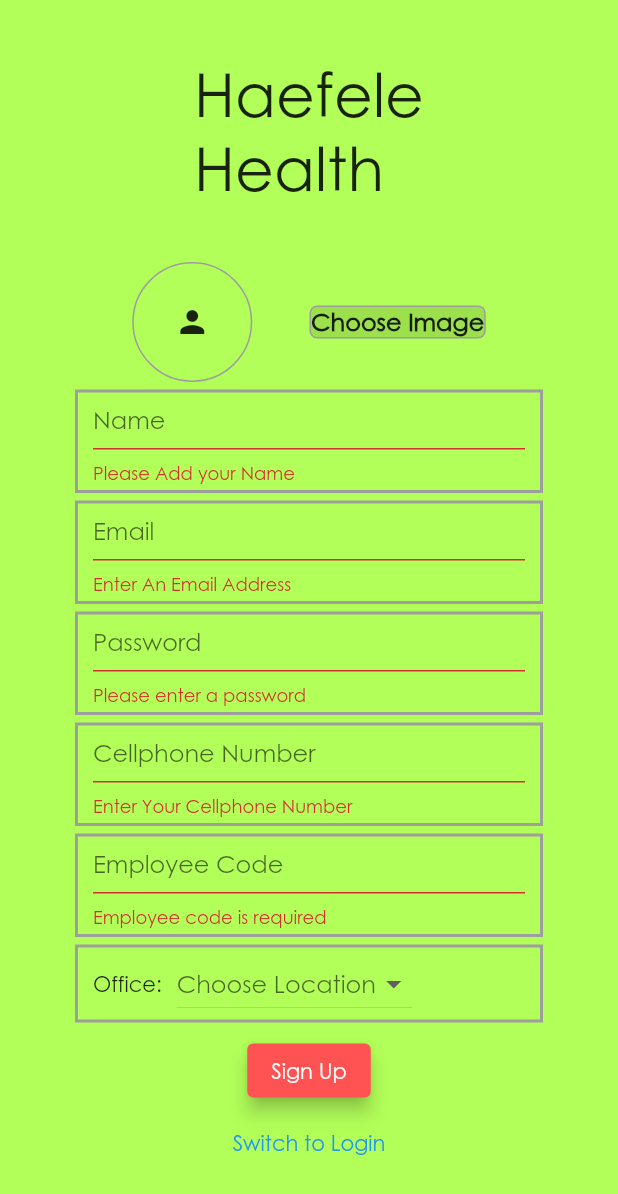
After one commit to djoshua21/covid_screening, a Flutter app: the SignUpView screen opened by its route, after a tap on "Sign Up", on a phone screen of 412 x 824 dp. The commit adds this screen. Shown: the top 1194 px of the screen. Run offline on Flutter 3.47's test engine with Material 2 defaults, Android fonts, the phone set to English and light mode, and no system bars; our stand-ins replace cloud_firestore, firebase_auth, firebase_core, firebase_storage, get_it, image_picker and 1 more; accounts and stored records are empty.

Commit message:
Added SignUp Screen And SignUp View Model. Added Necessary permissions to Android Manifest. Added User Service

```diff
--- /dev/null
+++ b/lib/src/core/constants/office_constants.dart
@@ -0,0 +1,13 @@
+class OfficeConstants {
+  static const String london = "London";
+  static const String australia = "Australia";
+  static const String capeTown = "Cape Town";
+  static const String johannesburg = "Johannesburg";
+}
+
+enum Offices {
+  london,
+  australia,
+  capeTown,
+  johannesburg,
+}
--- a/lib/src/core/constants/route_constants.dart
+++ b/lib/src/core/constants/route_constants.dart
@@ -1,4 +1,5 @@
 class RoutePaths {
   static const String login = '/login';
+  static const String signUp = '/signUp';
   static const String dashboard = '/dashboard';
 }
--- a/lib/src/core/services/auth_service.dart
+++ b/lib/src/core/services/auth_service.dart
@@ -11,4 +11,21 @@ class AuthService with ChangeNotifier {
       throw error;
     }
   }
+
+  Future<String> signUp({
+    String email,
+    String password,
+  }) async {
+    final FirebaseAuth auth = FirebaseAuth.instance;
+
+    try {
+      UserCredential responseData = await auth.createUserWithEmailAndPassword(
+        email: email,
+        password: password,
+      );
+      return responseData.user.uid;
+    } catch (error) {
+      throw error;
+    }
+  }
 }
--- /dev/null
+++ b/lib/src/core/services/user_service.dart
@@ -0,0 +1,35 @@
+import 'package:flutter/foundation.dart';
+import 'dart:io';
+import 'package:cloud_firestore/cloud_firestore.dart';
+import 'package:firebase_storage/firebase_storage.dart';
+
+class UserService with ChangeNotifier {
+  Future<void> uploadImage(File imageFile, String uid) async {
+    FirebaseStorage firebaseStorage = FirebaseStorage.instance;
+
+    try {
+      await firebaseStorage
+          .ref('$uid/uploads/profile_pic.png')
+          .putFile(imageFile);
+      print('success');
+    } catch (error) {
+      print('failed');
+    }
+  }
+
+  Future<void> saveUserInfo({
+    String uid,
+    String name,
+    String cellphone,
+    String office,
+  }) async {
+    CollectionReference users = FirebaseFirestore.instance.collection('users');
+
+    await users.doc(uid).set({
+      'name': name,
+      'cellphone': cellphone,
+      'office': office,
+    });
+    //print(response.toString());
+  }
+}
--- /dev/null
+++ b/lib/src/core/view_models/signup_view_model.dart
@@ -0,0 +1,102 @@
+import 'package:flutter/material.dart';
+import 'package:haefele_health_app/src/core/constants/office_constants.dart';
+import 'package:haefele_health_app/src/core/services/auth_service.dart';
+import 'package:haefele_health_app/src/core/services/user_service.dart';
+import 'package:haefele_health_app/src/locator.dart';
+import 'package:image_picker/image_picker.dart';
+import 'package:stacked/stacked.dart';
+import 'dart:io';
+
+import '../constants/constants.dart';
+
+class SignUpViewModel extends BaseViewModel {
+  final AuthService _authService = locator<AuthService>();
+  final UserService _userService = locator<UserService>();
+  Offices _currentOffice;
+  File _image;
+
+  File get image => _image;
+
+  Offices get currentOffice => _currentOffice;
+
+  void _showErrorDialog(BuildContext ctx, String message) {
+    showDialog(
+      context: ctx,
+      builder: (ctx) => AlertDialog(
+        title: Text('An Error Occurred'),
+        content: Text(message),
+        actions: [
+          TextButton(
+              onPressed: () {
+                Navigator.of(ctx).pop();
+              },
+              child: Text("Okay"))
+        ],
+      ),
+    );
+  }
+
+  get _office {
+    switch (_currentOffice) {
+      case Offices.capeTown:
+        return OfficeConstants.capeTown;
+      case Offices.australia:
+        return OfficeConstants.australia;
+      case Offices.johannesburg:
+        return OfficeConstants.johannesburg;
+      case Offices.london:
+        return OfficeConstants.london;
+    }
+  }
+
+  void changeOffice(Offices place) {
+    _currentOffice = place;
+    notifyListeners();
+  }
+
+  Future<void> handleSignUp({
+    BuildContext ctx,
+    String name,
+    String email,
+    String password,
+    String cellphone,
+  }) async {
+    setBusy(true);
+    try {
+      final uid = await _authService.signUp(email: email, password: password);
+      await _userService.saveUserInfo(
+        uid: uid,
+        name: name,
+        cellphone: cellphone,
+        office: _office,
+      );
+
+      if (_image != null) {
+        await _userService.uploadImage(_image, uid);
+      }
+      Navigator.of(ctx).pushReplacementNamed(RoutePaths.login);
+    } catch (error) {
+      var errorMessage = 'Authentication failed';
+      if (error.code == 'weak-password') {
+        errorMessage = 'The password provided is too weak.';
+      } else if (error.code == 'email-already-in-use') {
+        errorMessage = 'The account already exists for that email.';
+      }
+      _showErrorDialog(ctx, errorMessage);
+    }
+    setBusy(false);
+  }
+
+  Future<void> takePicture(ImageSource source) async {
+    final picker = ImagePicker();
+    final imageFile = await picker.getImage(
+      source: source,
+      maxWidth: 600,
+    );
+    if (imageFile == null) {
+      return null;
+    }
+    _image = File(imageFile.path);
+    notifyListeners();
+  }
+}
--- a/lib/src/locator.dart
+++ b/lib/src/locator.dart
@@ -1,8 +1,10 @@
 import 'package:get_it/get_it.dart';
 import 'package:haefele_health_app/src/core/services/auth_service.dart';
+import 'package:haefele_health_app/src/core/services/user_service.dart';
 
 GetIt locator = GetIt.instance;
 
 Future<void> setUpLocator() async {
   locator.registerLazySingleton(() => AuthService());
+  locator.registerLazySingleton(() => UserService());
 }
--- a/lib/src/ui/router.dart
+++ b/lib/src/ui/router.dart
@@ -1,5 +1,6 @@
 import 'package:flutter/material.dart';
 import 'package:haefele_health_app/src/core/constants/constants.dart';
+import 'package:haefele_health_app/src/ui/views/auth/signup_view.dart';
 import 'package:haefele_health_app/src/ui/views/dashboard/dashboard_view.dart';
 import 'package:haefele_health_app/src/ui/views/views.dart';
 
@@ -8,8 +9,10 @@ class AppRouter {
     switch (settings.name) {
       case RoutePaths.login:
         return MaterialPageRoute<LoginView>(builder: (_) => LoginView());
+      case RoutePaths.signUp:
+        return MaterialPageRoute<SignUpView>(builder: (_) => SignUpView());
       case RoutePaths.dashboard:
-        return MaterialPageRoute<LoginView>(builder: (_) => DashBoardView());
+        return MaterialPageRoute<DashBoardView>(builder: (_) => DashBoardView());
       default:
         return null;
     }
--- a/lib/src/ui/views/auth/login_view.dart
+++ b/lib/src/ui/views/auth/login_view.dart
@@ -1,4 +1,5 @@
 import 'package:flutter/material.dart';
+import 'package:haefele_health_app/src/core/constants/constants.dart';
 import 'package:haefele_health_app/src/core/view_models/login_view_model.dart';
 import 'package:stacked/stacked.dart';
 import 'package:flutter/services.dart';
@@ -6,6 +7,17 @@ import 'package:flutter/services.dart';
 class LoginView extends StatelessWidget {
   final GlobalKey<FormState> _form = GlobalKey();
   final _authData = {'email': '', 'password': ''};
+
+  void _login(BuildContext context, LoginViewModel model) {
+    if (_form.currentState.validate()) {
+      _form.currentState.save();
+      model.handleLogin(
+        context,
+        _authData['email'],
+        _authData['password'],
+      );
+    }
+  }
 
   @override
   Widget build(BuildContext context) {
@@ -58,19 +70,7 @@ class LoginView extends StatelessWidget {
                       ),
                       padding: EdgeInsets.only(left: 10, right: 10, bottom: 4),
                       child: TextFormField(
-                        onFieldSubmitted: (_) {
-                          //Todo: Suggest i create a method here to avoid code duplication.
-                          if (!_form.currentState.validate()) {
-                            return;
-                          }
-                          _form.currentState.save();
-
-                          model.handleLogin(
-                            context,
-                            _authData['email'],
-                            _authData['password'],
-                          );
-                        },
+                        onFieldSubmitted: (_) => _login(context, model),
                         textInputAction: TextInputAction.done,
                         decoration: InputDecoration(labelText: 'Password'),
                         obscureText: true,
@@ -92,20 +92,21 @@ class LoginView extends StatelessWidget {
                     model.isBusy
                         ? CircularProgressIndicator()
                         : ElevatedButton(
-                            onPressed: () {
-                              if (_form.currentState.validate()) {
-                                _form.currentState.save();
-                                model.handleLogin(
-                                  context,
-                                  _authData['email'],
-                                  _authData['password'],
-                                );
-                              }
-                            },
+                            onPressed: () => _login(context, model),
                             child: Text('Login'),
                           ),
                     SizedBox(height: 15),
-                    TextButton(onPressed: () {}, child: Text('Forgot password'))
+                    TextButton(
+                        onPressed: () {
+                          // Navigator.of(context)
+                          //     .pushReplacementNamed(RoutePaths.forgot);
+                        }, child: Text('Forgot password')),
+                    TextButton(
+                        onPressed: () {
+                          Navigator.of(context)
+                              .pushReplacementNamed(RoutePaths.signUp);
+                        },
+                        child: Text('Switch to SignUp')),
                   ],
                 ),
               ),
--- /dev/null
+++ b/lib/src/ui/views/auth/signup_view.dart
@@ -0,0 +1,343 @@
+import 'package:flutter/material.dart';
+import 'package:haefele_health_app/src/core/constants/office_constants.dart';
+import 'package:haefele_health_app/src/core/constants/route_constants.dart';
+import 'package:haefele_health_app/src/core/view_models/signup_view_model.dart';
+import 'package:image_picker/image_picker.dart';
+import 'package:stacked/stacked.dart';
+import 'package:flutter/services.dart';
+
+enum Places {
+  one,
+  two,
+  three,
+}
+
+class SignUpView extends StatelessWidget {
+  final GlobalKey<FormState> _form = GlobalKey();
+  final _authData = {
+    'name': '',
+    'email': '',
+    'password': '',
+    'cellphone': '',
+    'code': '',
+  };
+
+  void _signup({
+    BuildContext context,
+    SignUpViewModel model,
+  }) {
+    if (_form.currentState.validate() && model.currentOffice != null) {
+      _form.currentState.save();
+      model.handleSignUp(
+        ctx: context,
+        name: _authData['name'],
+        email: _authData['email'],
+        password: _authData['password'],
+        cellphone: _authData['cellphone'],
+      );
+    }
+  }
+
+  @override
+  Widget build(BuildContext context) {
+    final deviceSize = MediaQuery.of(context).size;
+    return ViewModelBuilder<SignUpViewModel>.reactive(
+      viewModelBuilder: () => SignUpViewModel(),
+      builder: (context, model, child) => Scaffold(
+        //extendBody: true,
+        //resizeToAvoidBottomInset: true,
+        body: SingleChildScrollView(
+          child: Container(
+            height: deviceSize.height,
+            width: deviceSize.width,
+            child: Column(
+              mainAxisAlignment: MainAxisAlignment.spaceEvenly,
+              children: [
+                Text(
+                  'Haefele\nHealth',
+                  style: TextStyle(fontSize: 40),
+                ),
+                Form(
+                  key: _form,
+                  child: Padding(
+                    padding: const EdgeInsets.symmetric(horizontal: 50),
+                    child: Column(
+                      children: [
+                        Row(
+                          mainAxisAlignment: MainAxisAlignment.spaceEvenly,
+                          children: [
+                            Container(
+                              width: 80,
+                              height: 80,
+                              decoration: BoxDecoration(
+                                shape: BoxShape.circle,
+                                border: Border.all(
+                                  width: 1,
+                                  color: Colors.grey,
+                                ),
+                              ),
+                              child: model.image == null
+                                  ? Icon(Icons.person)
+                                  : ClipRRect(
+                                      borderRadius: BorderRadius.circular(40),
+                                      child: Image.file(
+                                        model.image,
+                                        fit: BoxFit.cover,
+                                        width: double.infinity,
+                                      ),
+                                    ),
+                            ),
+                            // SizedBox(width: 5),
+                            PopupMenuButton(
+                              child: Container(
+                                  decoration: BoxDecoration(
+                                    color: Colors.black12,
+                                    borderRadius: BorderRadius.circular(5),
+                                    border: Border.all(
+                                      width: 1,
+                                      color: Colors.grey,
+                                    ),
+                                  ),
+                                  child: Text(
+                                    'Choose Image',
+                                    style: TextStyle(
+                                        fontWeight: FontWeight.bold,
+                                        fontSize: 16),
+                                  )),
+                              onSelected: (src) => model.takePicture(src),
+                              itemBuilder: (ctx) => [
+                                PopupMenuItem(
+                                  child: Text('Camera'),
+                                  value: ImageSource.camera,
+                                ),
+                                PopupMenuItem(
+                                  child: Text('Gallery'),
+                                  value: ImageSource.gallery,
+                                ),
+                              ],
+                            ),
+                          ],
+                        ),
+                        SizedBox(height: 5),
+                        Container(
+                          // height: 50,
+                          decoration: BoxDecoration(
+                            border: Border.all(
+                              color: Colors.grey,
+                              width: 2,
+                            ),
+                          ),
+                          padding:
+                              EdgeInsets.only(left: 10, right: 10, bottom: 4),
+                          child: TextFormField(
+                            textInputAction: TextInputAction.next,
+                            keyboardType: TextInputType.name,
+                            decoration: InputDecoration(
+                              labelText: 'Name',
+                              isDense: true,
+                              contentPadding: EdgeInsets.only(bottom: 2),
+                            ),
+                            validator: (value) {
+                              if (value.isEmpty) {
+                                return 'Please Add your Name';
+                              }
+                              return null;
+                            },
+                            onSaved: (value) {
+                              _authData['name'] = value;
+                            },
+                          ),
+                        ),
+                        SizedBox(height: 5),
+                        Container(
+                          decoration: BoxDecoration(
+                            border: Border.all(
+                              color: Colors.grey,
+                              width: 2,
+                            ),
+                          ),
+                          padding:
+                              EdgeInsets.only(left: 10, right: 10, bottom: 4),
+                          child: TextFormField(
+                            textInputAction: TextInputAction.next,
+                            keyboardType: TextInputType.emailAddress,
+                            decoration: InputDecoration(
+                              labelText: 'Email',
+                              isDense: true,
+                              contentPadding: EdgeInsets.only(bottom: 2),
+                            ),
+                            validator: (value) {
+                              if (value.isEmpty) {
+                                return 'Enter An Email Address';
+                              }
+                              if (!value.contains('@') ||
+                                  !value.contains('.')) {
+                                return 'Invalid Email address';
+                              }
+                              return null;
+                            },
+                            onSaved: (value) {
+                              _authData['email'] = value;
+                            },
+                          ),
+                        ),
+                        SizedBox(height: 5),
+                        Container(
+                          decoration: BoxDecoration(
+                            border: Border.all(color: Colors.grey, width: 2),
+                          ),
+                          padding:
+                              EdgeInsets.only(left: 10, right: 10, bottom: 4),
+                          child: TextFormField(
+                            textInputAction: TextInputAction.next,
+                            decoration: InputDecoration(
+                              labelText: 'Password',
+                              isDense: true,
+                              contentPadding: EdgeInsets.only(bottom: 2),
+                            ),
+                            obscureText: true,
+                            validator: (value) {
+                              if (value.isEmpty) {
+                                return 'Please enter a password';
+                              }
+                              if (value.length <= 6) {
+                                return 'Password too short';
+                              }
+                              return null;
+                            },
+                            onSaved: (value) {
+                              _authData['password'] = value;
+                            },
+                          ),
+                        ),
+                        SizedBox(height: 5),
+                        Container(
+                          decoration: BoxDecoration(
+                            border: Border.all(
+                              color: Colors.grey,
+                              width: 2,
+                            ),
+                          ),
+                          padding:
+                              EdgeInsets.only(left: 10, right: 10, bottom: 4),
+                          child: TextFormField(
+                            textInputAction: TextInputAction.next,
+                            keyboardType: TextInputType.phone,
+                            decoration: InputDecoration(
+                              labelText: 'Cellphone Number',
+                              isDense: true,
+                              contentPadding: EdgeInsets.only(bottom: 2),
+                            ),
+                            validator: (value) {
+                              if (value.isEmpty) {
+                                return 'Enter Your Cellphone Number';
+                              }
+                              if (value.length != 10) {
+                                return 'Invalid Cellphone Number';
+                              }
+                              return null;
+                            },
+                            onSaved: (value) {
+                              _authData['cellphone'] = value;
+                            },
+                          ),
+                        ),
+                        SizedBox(height: 5),
+                        Container(
+                          decoration: BoxDecoration(
+                            border: Border.all(
+                              color: Colors.grey,
+                              width: 2,
+                            ),
+                          ),
+                          padding:
+                              EdgeInsets.only(left: 10, right: 10, bottom: 4),
+                          child: TextFormField(
+                            textInputAction: TextInputAction.next,
+                            keyboardType: TextInputType.text,
+                            decoration: InputDecoration(
+                              labelText: 'Employee Code',
+                              isDense: true,
+                              contentPadding: EdgeInsets.only(bottom: 2),
+                            ),
+                            validator: (value) {
+                              if (value.isEmpty) {
+                                return 'Employee code is required';
+                              }
+                              return null;
+                            },
+                            onSaved: (value) {
+                              _authData['name'] = value;
+                            },
+                          ),
+                        ),
+                        SizedBox(height: 5),
+                        Container(
+                          width: double.infinity,
+                          decoration: BoxDecoration(
+                            border: Border.all(color: Colors.grey, width: 2),
+                          ),
+                          padding: EdgeInsets.symmetric(horizontal: 10),
+                          child: Row(
+                            children: [
+                              Text('Office:'),
+                              SizedBox(width: 10),
+                              DropdownButton(
+                                  hint: Text('Choose Location',
+                                      textAlign: TextAlign.center),
+                                  value: model.currentOffice ?? null,
+                                  onChanged: (newPlace) {
+                                    model.changeOffice(newPlace);
+                                  },
+                                  items: [
+                                    DropdownMenuItem(
+                                      value: Offices.johannesburg,
+                                      //onTap: () => model.changeOffice(Offices.johannesburg),
+                                      child: Text(OfficeConstants.johannesburg),
+                                    ),
+                                    DropdownMenuItem(
+                                      value: Offices.capeTown,
+                                      //onTap: () => model.changeOffice(Offices.capeTown),
+                                      child: Text(OfficeConstants.capeTown),
+                                    ),
+                                    DropdownMenuItem(
+                                      value: Offices.australia,
+                                      //onTap: () => model.changeOffice(Offices.capeTown),
+                                      child: Text(OfficeConstants.australia),
+                                    ),
+                                    DropdownMenuItem(
+                                      value: Offices.london,
+                                      //onTap: () => model.changeOffice(Offices.capeTown),
+                                      child: Text(OfficeConstants.london),
+                                    ),
+                                  ]),
+                            ],
+                          ),
+                        ),
+                        SizedBox(height: 8),
+                        model.isBusy
+                            ? CircularProgressIndicator()
+                            : ElevatedButton(
+                                onPressed: () =>
+                                    //Todo: Add Extra layer of validation by adding a confirm password popup.
+                                    _signup(context: context, model: model),
+                                child: Text('Sign Up'),
+                              ),
+                        TextButton(
+                            onPressed: () {
+                              Navigator.of(context)
+                                  .pushReplacementNamed(RoutePaths.login);
+                            },
+                            child: Text('Switch to Login')),
+                      ],
+                    ),
+                  ),
+                )
+              ],
+            ),
+          ),
+        ),
+      ),
+    );
+  }
+}
--- a/pubspec.yaml
+++ b/pubspec.yaml
@@ -13,6 +13,10 @@ dependencies:
   firebase_core: ^1.3.0
   stacked: ^1.9.1
   get_it: ^5.0.6
+  cloud_firestore: ^2.3.0
+  firebase_storage: ^9.0.0
+  image_picker: ^0.8.1+4
+  path_provider: ^2.0.2
 
 dev_dependencies:
   flutter_test:
```
Also changed, not shown: lib/src/core/constants/image_constants.dart (added), pubspec.lock, 2 other files.
